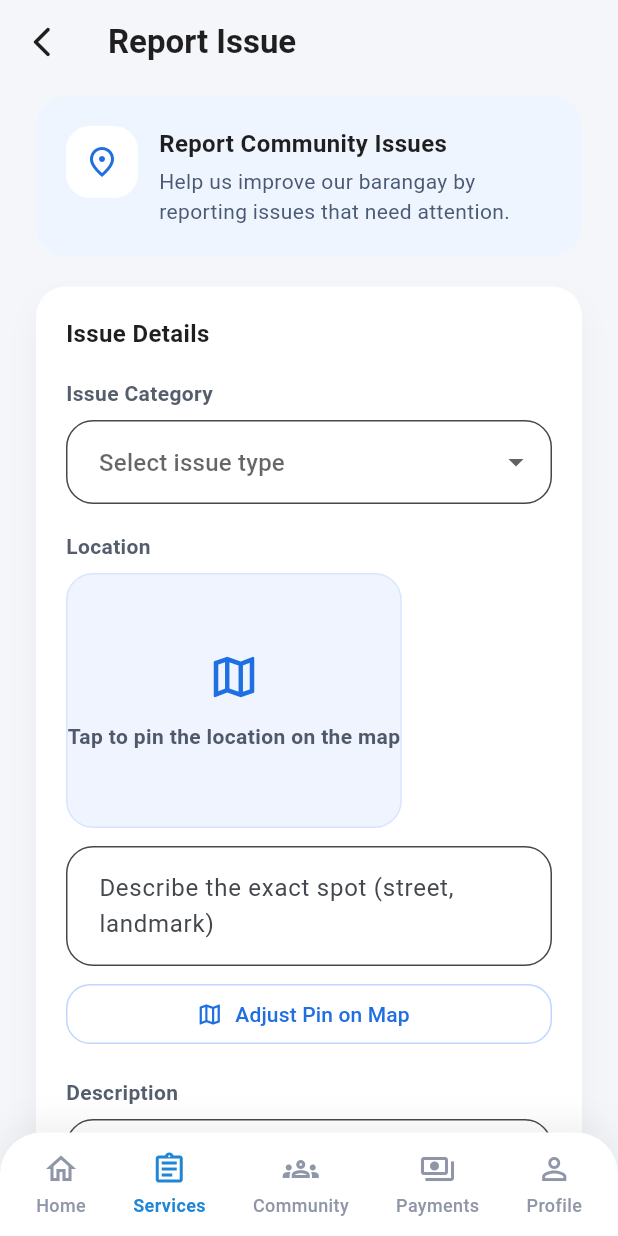
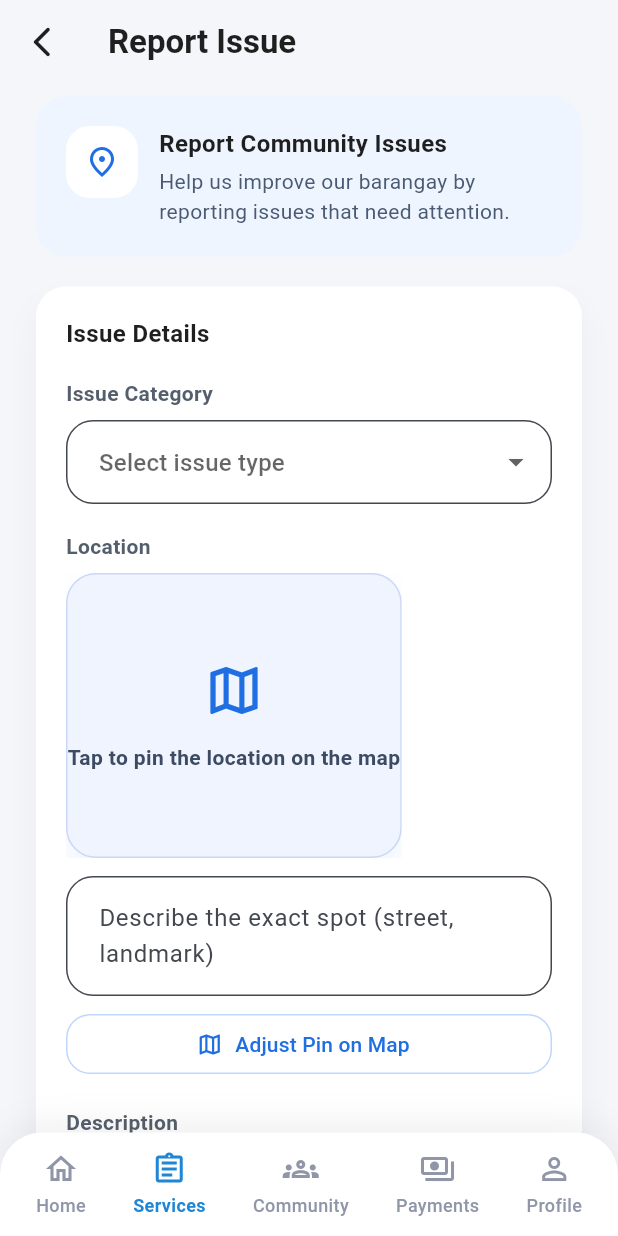
Before and after one commit to eori1/bayankonek, a Flutter app: the ReportIssuePage screen opened directly, on a phone screen of 412 x 824 dp. Run offline on Flutter 3.47's test engine with Material 3 defaults, Android fonts, the phone set to English and light mode, and no system bars; our stand-ins replace cloud_firestore, firebase_auth, firebase_core, firebase_storage, flutter_map, geocoding and 3 more; missing offline and left inert: flutter_facebook_auth; accounts and stored records are empty.

Commit message:
Refactor UI components in ReportIssuePage and RequestDetailsPage for improved user experience
- Updated the location map preview in ReportIssuePage to use InkWell for better tap feedback and enhanced visual design.
- Adjusted layout in RequestDetailsPage to align the reference text and improve text overflow handling.
- Enhanced indicator styling in the timeline to provide clearer visual feedback based on event status.

```diff
--- a/lib/screens/report_issue_page.dart
+++ b/lib/screens/report_issue_page.dart
@@ -218,39 +218,65 @@ class _ReportIssuePageState extends State<ReportIssuePage> {
 
   Widget _buildLocationMapPreview() {
     if (_selectedLatLng == null) {
-      return GestureDetector(
+      return Material(
+        color: Colors.transparent,
+        child: InkWell(
+          borderRadius: BorderRadius.circular(20),
           onTap: _openLocationPicker,
-        child: Container(
-          height: 170,
+          child: Ink(
+            height: 190,
             decoration: BoxDecoration(
               color: const Color(0xFFEFF4FF),
-            borderRadius: BorderRadius.circular(18),
-            border: Border.all(color: const Color(0xFFD8E4FF)),
+              borderRadius: BorderRadius.circular(20),
+              border: Border.all(color: const Color(0xFFCAD8F5)),
+              boxShadow: [
+                BoxShadow(
+                  color: const Color(0xFF1F6FE3).withOpacity(0.08),
+                  blurRadius: 18,
+                  offset: const Offset(0, 10),
+                ),
+              ],
             ),
             child: Column(
               mainAxisAlignment: MainAxisAlignment.center,
               children: const [
-              Icon(Icons.map_outlined, color: Color(0xFF1F6FE3), size: 36),
-              SizedBox(height: 12),
+                Icon(Icons.map_outlined, color: Color(0xFF1F6FE3), size: 42),
+                SizedBox(height: 14),
                 Text(
                   'Tap to pin the location on the map',
                   style: TextStyle(
-                  color: Color(0xFF4F596A),
-                  fontWeight: FontWeight.w600,
+                    color: Color(0xFF3D4A63),
+                    fontWeight: FontWeight.w700,
                   ),
                 ),
               ],
             ),
           ),
+        ),
       );
     }
 
-    return GestureDetector(
+    return Material(
+      color: Colors.transparent,
+      borderRadius: BorderRadius.circular(20),
+      child: InkWell(
+        borderRadius: BorderRadius.circular(20),
         onTap: _openLocationPicker,
+        child: Container(
+          decoration: BoxDecoration(
+            borderRadius: BorderRadius.circular(20),
+            boxShadow: [
+              BoxShadow(
+                color: Colors.black.withOpacity(0.08),
+                blurRadius: 16,
+                offset: const Offset(0, 12),
+              ),
+            ],
+          ),
           child: ClipRRect(
-        borderRadius: BorderRadius.circular(18),
+            borderRadius: BorderRadius.circular(20),
             child: SizedBox(
-          height: 180,
+              height: 190,
               child: Stack(
                 children: [
                   FlutterMap(
@@ -262,7 +288,8 @@ class _ReportIssuePageState extends State<ReportIssuePage> {
                     ),
                     children: [
                       TileLayer(
-                    urlTemplate: 'https://tile.openstreetmap.org/{z}/{x}/{y}.png',
+                        urlTemplate:
+                            'https://tile.openstreetmap.org/{z}/{x}/{y}.png',
                         userAgentPackageName: 'ph.bayankonek.app',
                         tileProvider: NetworkTileProvider(headers: {
                           'User-Agent': _osmUserAgent,
@@ -305,6 +332,8 @@ class _ReportIssuePageState extends State<ReportIssuePage> {
                     ),
                   ),
                 ],
+              ),
+            ),
           ),
         ),
       ),
```
Also changed, not shown: lib/screens/request_details_page.dart (+42 -24 lines). Lines whose indentation alone changed are shown as unchanged.
